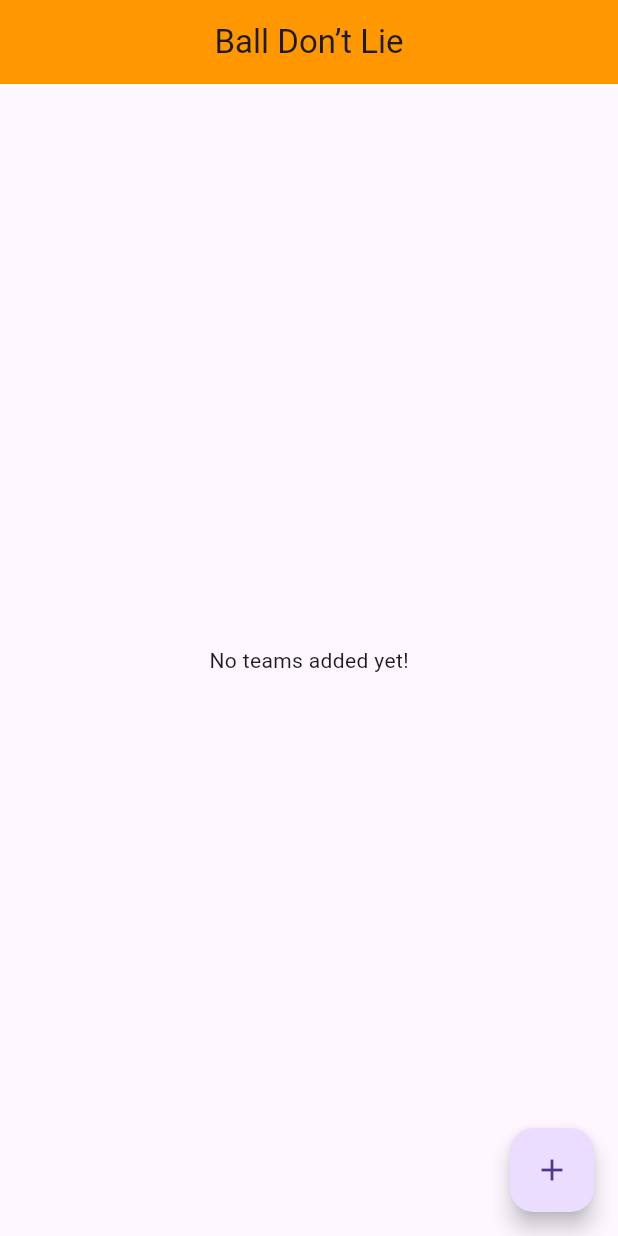
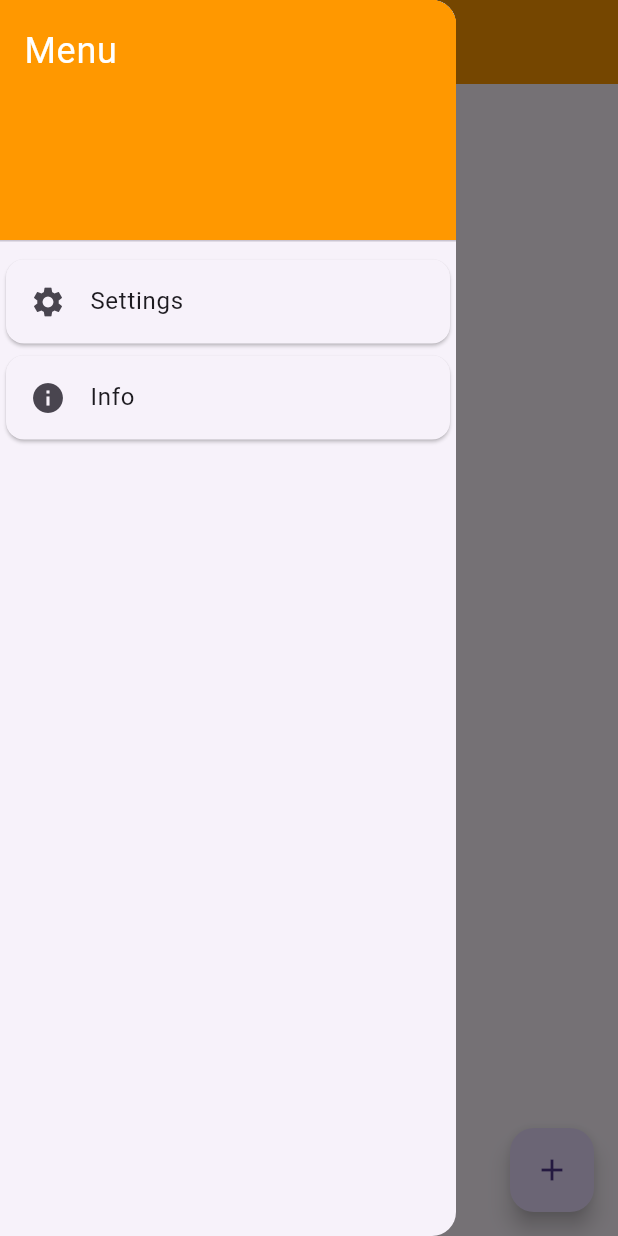
Before and after one commit to ioannisam/ball_dont_lie, a Flutter app: the screen it shows after launch, with the side drawer open (before the commit the screen has no drawer), on a phone screen of 412 x 824 dp. Run offline on Flutter 3.47's test engine with Material 3 defaults, Android fonts, the phone set to English and light mode, and no system bars; our stand-ins replace image_picker.

Commit message:
Added again Settings and an Info screen.

```diff
--- a/lib/home.dart
+++ b/lib/home.dart
@@ -90,15 +90,52 @@ class _HomeState extends State<Home> {
             ),
         ],
       ),
-      body: teams.isEmpty
-          ? const Center(child: Text('No teams added yet!'))
-          : GestureDetector(
+      drawer: Drawer(
+        child: ListView(
+          padding: EdgeInsets.zero,
+          children: [
+            DrawerHeader(
+              decoration: BoxDecoration(
+                color: Colors.orange,
+              ),
+              child: Text(
+                'Menu',
+                style: TextStyle(
+                  color: Colors.white,
+                  fontSize: 24,
+                ),
+              ),
+            ),
+            Card(
+              child: ListTile(
+                leading: Icon(Icons.settings),
+                title: Text('Settings'),
                 onTap: () {
                   setState(() {
                     isMoveMode = false;
                   });
+                  Navigator.pushNamed(context, '/home/settings');
                 },
-              child: isMoveMode
+              ),
+            ),
+            Card(
+              child: ListTile(
+                leading: Icon(Icons.info),
+                title: Text('Info'),
+                onTap: () {
+                  setState(() {
+                    isMoveMode = false;
+                  });
+                  Navigator.pushNamed(context, '/home/info');
+                },
+              ),
+            ),
+          ],
+        ),
+      ),
+      body: teams.isEmpty
+          ? const Center(child: Text('No teams added yet!'))
+          : isMoveMode
               ? ReorderableListView.builder(
                   itemCount: teams.length,
                   onReorder: _reorderTeam,
@@ -167,7 +204,6 @@ class _HomeState extends State<Home> {
                                 arguments: teams[index],
                               );
                             }
-                                // This line can be removed if the user just wants to exit move mode on tap.
                             setState(() {
                               isMoveMode = false;
                             });
@@ -249,7 +285,6 @@ class _HomeState extends State<Home> {
                     );
                   },
                 ),
-            ),
       floatingActionButton: FloatingActionButton(
         onPressed: _showAddTeamDialog,
         tooltip: 'Add a team',
--- a/lib/main.dart
+++ b/lib/main.dart
@@ -4,6 +4,7 @@ import 'loading.dart';
 import 'home.dart';
 import 'settings.dart';
 import 'court.dart';
+import 'info.dart';
 
 void main() {
   runApp(MaterialApp(
@@ -13,6 +14,7 @@ void main() {
       '/home'         : (context) => Home(),
       '/home/court'   : (context) => Court(),
       '/home/settings': (context) => Settings(),
+      '/home/info'    : (context) => Info(),
     },
   ));
 }
--- a/lib/snackbar.dart
+++ b/lib/snackbar.dart
@@ -5,7 +5,7 @@ void showSnackbar(BuildContext context, String message, Color backgroundColor) {
     SnackBar(
       content: Text(message),
       backgroundColor: backgroundColor,
-      duration: const Duration(seconds: 3),
+      duration: const Duration(seconds: 2),
     ),
   );
 }
```
Also changed, not shown: lib/info.dart (added, +22 -0 lines). Lines whose indentation alone changed are shown as unchanged.
